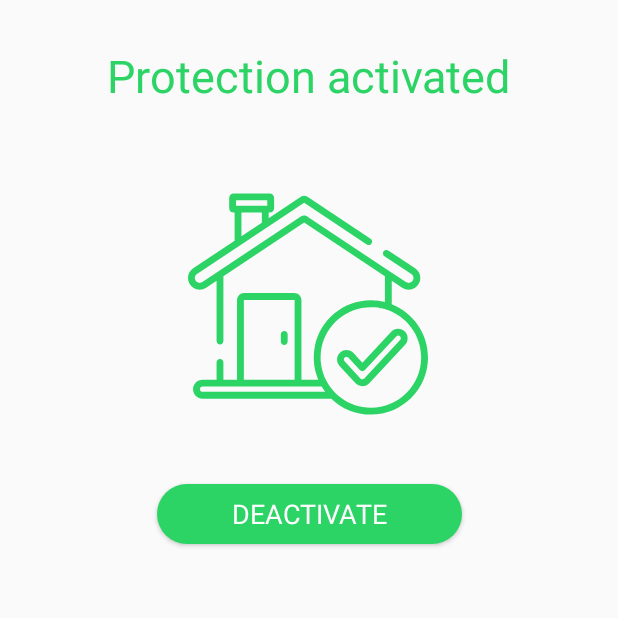
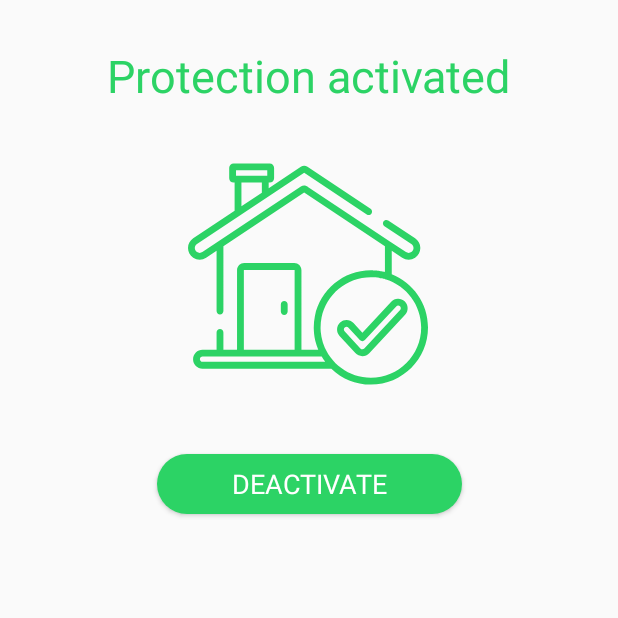
Before and after one commit to Karabas911/SafetyHome, an Android app: the HomeFragment screen opened through its navigation route, on a phone screen of 412 x 824 dp, the top half of it. Run offline under Robolectric (Android 15) with nearby library versions, the light colour scheme and no system bars; our stand-ins replace data binding; libraries missing offline, so code that uses them is left out: org.eclipse.paho; Roboto replaces fonts that are not available here; 3 statements that could not run were skipped.

Commit message:
development(hot fixes)

```diff
--- a/app/src/main/java/com/karabynosh911/safetyhome/HomeViewModel.java
+++ b/app/src/main/java/com/karabynosh911/safetyhome/HomeViewModel.java
@@ -25,6 +25,7 @@ public class HomeViewModel extends ViewModel {
                 statusLiveData.setValue(Integer.valueOf(mqttMessage.message));
             }
         });
+        getStatus();
     }
 
     public void activateSecurity() {
@@ -34,4 +35,8 @@ public class HomeViewModel extends ViewModel {
     public void deactivateSecurity() {
         messageManager.publishMessage(Topic.CHANGE_STATUS, "2");
     }
+
+    public void getStatus() {
+        messageManager.publishMessage(Topic.GET_STATUS,"GetHouseStatus");
+    }
 }
--- a/app/src/main/java/com/karabynosh911/safetyhome/MessageManager.java
+++ b/app/src/main/java/com/karabynosh911/safetyhome/MessageManager.java
@@ -100,6 +100,9 @@ public class MessageManager {
     }
 
     public  void publishMessage(String topic, String msg){
+        if(client == null){
+            return;
+        }
         try {
             byte[] encodedPayload = msg.getBytes("UTF-8");
             MqttMessage message = new MqttMessage(encodedPayload);
--- a/app/src/main/java/com/karabynosh911/safetyhome/Topic.java
+++ b/app/src/main/java/com/karabynosh911/safetyhome/Topic.java
@@ -8,4 +8,5 @@ public class Topic {
 
     public static final String CHANGE_STATUS = "change_status";
 
+    public static final String GET_STATUS = "get_status";
 }
--- a/app/src/main/res/layout/home_fragment.xml
+++ b/app/src/main/res/layout/home_fragment.xml
@@ -25,7 +25,7 @@
             android:id="@+id/status_image"
             android:layout_width="wrap_content"
             android:layout_height="wrap_content"
-            android:layout_marginTop="52dp"
+            android:layout_marginTop="32dp"
             android:src="@drawable/ic_house"
             app:layout_constraintEnd_toEndOf="parent"
             app:layout_constraintHorizontal_bias="0.498"
@@ -72,12 +72,18 @@
             android:id="@+id/progress"
             android:layout_width="60dp"
             android:layout_height="60dp"
-            android:layout_marginTop="262dp"
             android:visibility="gone"
+            app:layout_constraintTop_toBottomOf="@id/guideline"
             app:layout_constraintBottom_toBottomOf="parent"
             app:layout_constraintEnd_toEndOf="parent"
-            app:layout_constraintStart_toStartOf="parent"
-            app:layout_constraintTop_toBottomOf="@+id/status_image" />
+            app:layout_constraintStart_toStartOf="parent" />
+
+        <androidx.constraintlayout.widget.Guideline
+            android:id="@+id/guideline"
+            android:layout_width="wrap_content"
+            android:layout_height="wrap_content"
+            app:layout_constraintGuide_percent="0.45"
+            android:orientation="horizontal" />
 
     </androidx.constraintlayout.widget.ConstraintLayout>
 
```
